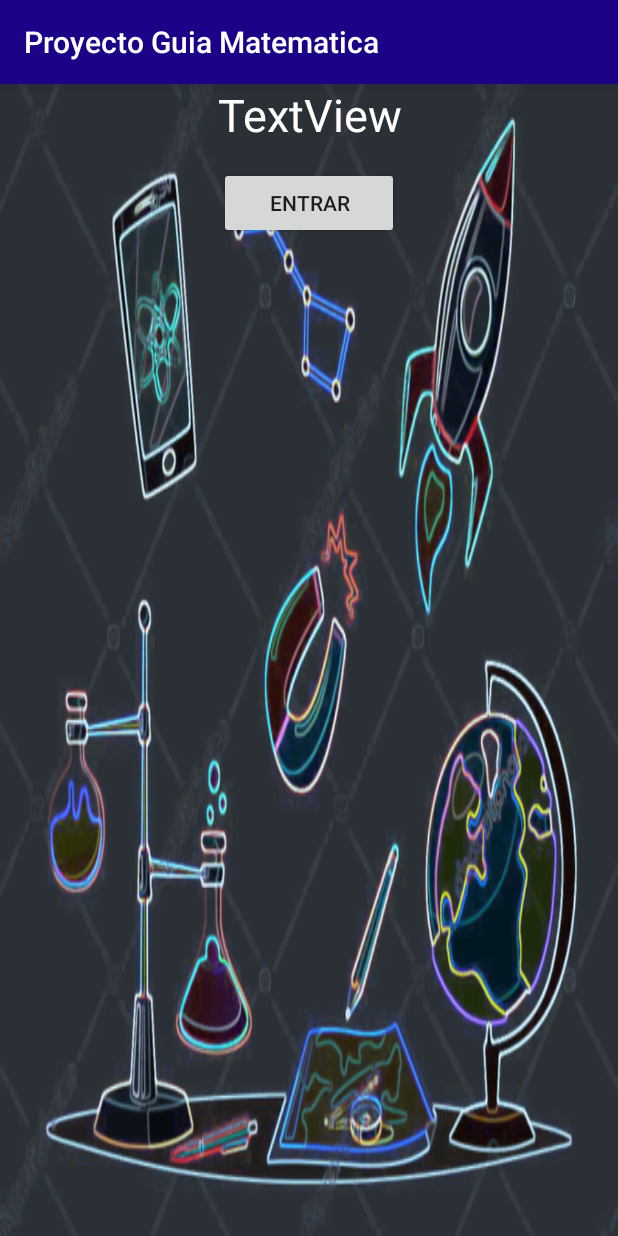
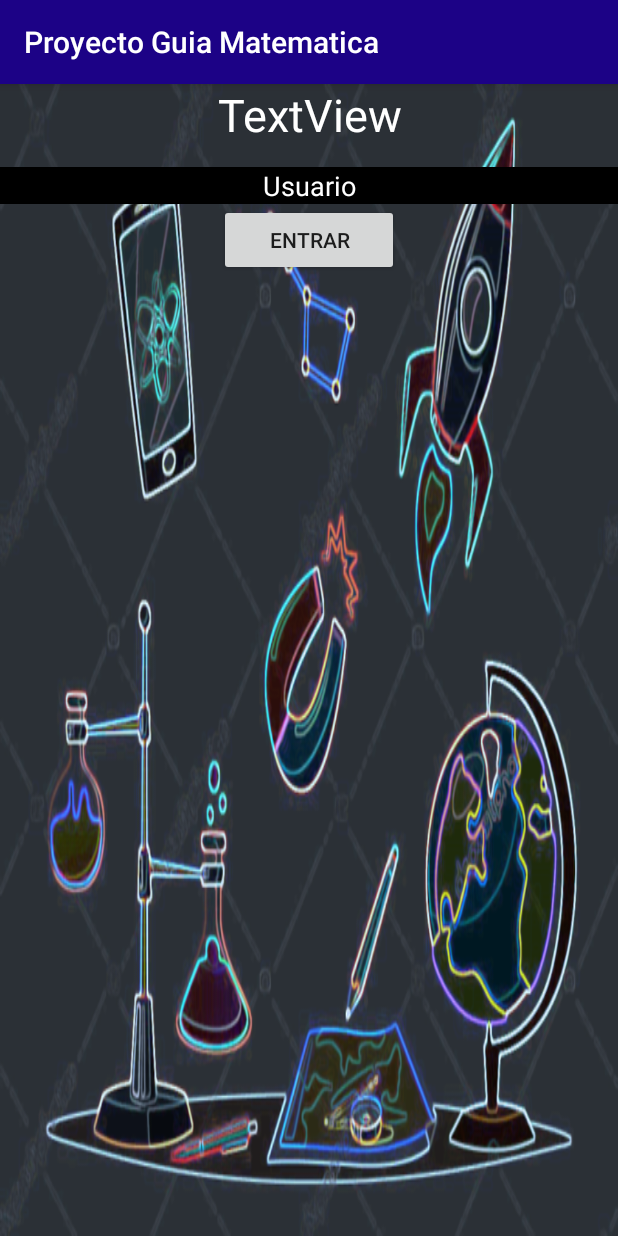
Before and after one commit to metal05/ProyectoGuiaMatematica, an Android app: the screen it shows after launch (MainActivity), on a phone screen of 412 x 824 dp. Run offline under Robolectric (Android 15) with nearby library versions, the phone set to English and light mode, and no system bars; 1 statement that could not run was skipped.

Commit message:
implementado el shared preferences

```diff
--- a/app/src/main/AndroidManifest.xml
+++ b/app/src/main/AndroidManifest.xml
@@ -16,7 +16,7 @@
                 <category android:name="android.intent.category.LAUNCHER" />
             </intent-filter>
         </activity>
-        <activity android:name=".Menu"></activity>
+        <activity android:name=".Menu" />
     </application>
 
 </manifest>
--- a/app/src/main/java/com/example/dell_pc/proyectoguiamatematica/MainActivity.java
+++ b/app/src/main/java/com/example/dell_pc/proyectoguiamatematica/MainActivity.java
@@ -1,20 +1,47 @@
 package com.example.dell_pc.proyectoguiamatematica;
 
+import android.content.Context;
 import android.content.Intent;
 import android.support.v7.app.AppCompatActivity;
 import android.os.Bundle;
 import android.view.View;
 import android.widget.Button;
+import android.widget.EditText;
 import android.widget.Toast;
+import android.content.SharedPreferences;
+import android.support.annotation.NonNull;
+import android.view.Menu;
+import android.view.MenuItem;
+
+import java.util.Collection;
+import java.util.Iterator;
+import java.util.Set;
 
 public class MainActivity extends AppCompatActivity {
 
+    private EditText etUsuario;
+    private SharedPreferences sharedPref;
     @Override
     protected void onCreate(Bundle savedInstanceState) {
+
         super.onCreate(savedInstanceState);
         setContentView(R.layout.activity_main);
+
+        etUsuario = (EditText) findViewById(R.id.TXTusuario);
+
+        Button iniciar = findViewById(R.id.Iniciar);
+
+
     }
+
     final Intent intent = new Intent(this, Menu.class);
-    Button iniciar = findViewById(R.id.Iniciar);
-    iniciar.
+    void testPreferencias() {
+        SharedPreferences sp = getSharedPreferences("usuario",
+                Context.MODE_PRIVATE);
+        sp.edit().putString(String.valueOf(etUsuario),"univalle").apply();
+
+        String usuario= sp.getString("usuario","--");
+    }
+    //iniciar.
+
 }
--- a/app/src/main/res/layout/activity_main.xml
+++ b/app/src/main/res/layout/activity_main.xml
@@ -24,6 +24,17 @@
             android:textSize="30sp"
             tools:text="Guia Matematica" />
 
+        <EditText
+            android:id="@+id/TXTusuario"
+            android:layout_width="match_parent"
+            android:layout_height="wrap_content"
+            android:background="@android:color/background_dark"
+            android:ems="10"
+            android:inputType="textPersonName"
+            android:text="Usuario"
+            android:textAlignment="center"
+            android:textColor="@android:color/background_light" />
+
         <Button
             android:id="@+id/Iniciar"
             android:layout_width="120dp"
```
Also changed, not shown: app/src/main/res/values/strings.xml (+13 -0 lines).
